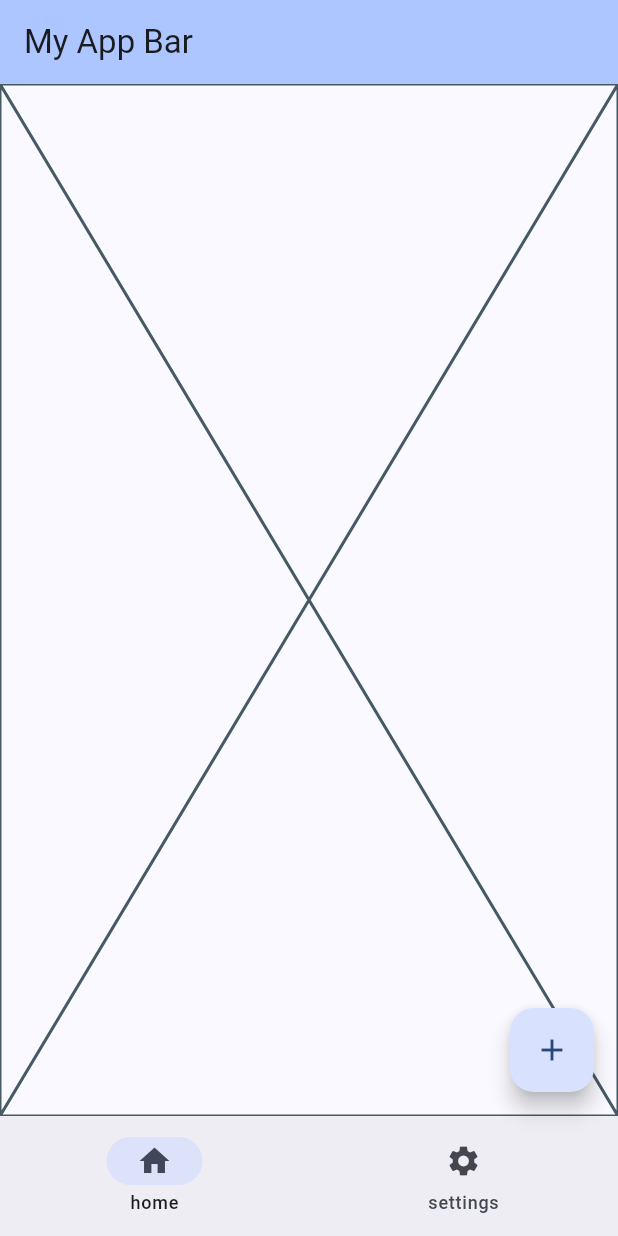
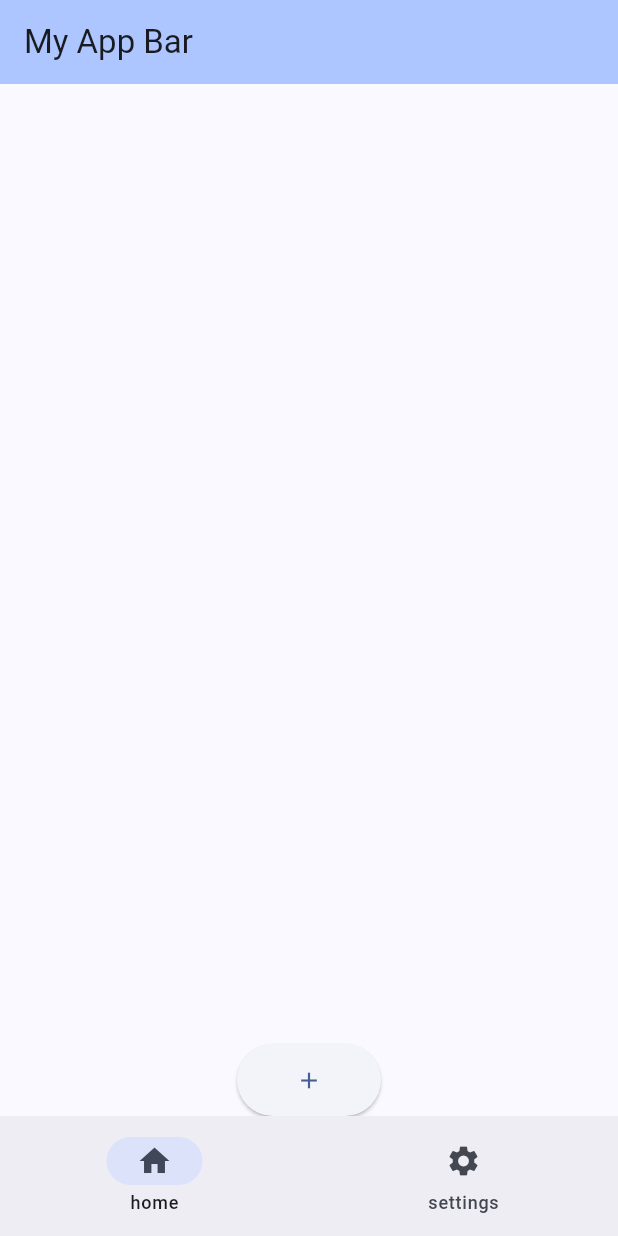
Before and after one commit to wisegriffin/organizador-repertorios, a Flutter app: the screen it shows after launch, after a tap on the "add" icon, on a phone screen of 412 x 824 dp. Run offline on Flutter 3.47's test engine with Material 3 defaults, Android fonts, the light colour scheme and no system bars.

Commit message:
main navigation working

```diff
--- a/lib/lists_page.dart
+++ b/lib/lists_page.dart
@@ -1,11 +1,34 @@
 import 'package:flutter/material.dart';
 
-class ListsPage extends StatelessWidget {
+class ListsPage extends StatefulWidget {
   const ListsPage({super.key});
+
+  @override
+  State<ListsPage> createState() => _ListsPageState();
+}
+
+class _ListsPageState extends State<ListsPage> {
+  var repertories = [];
 
   @override
   Widget build(BuildContext context) {
     // TODO: implement build
-    return Placeholder();
+    return Column(
+      children: [
+        Expanded(child: ListView(children: [
+
+      ],
+    )),
+        ElevatedButton(
+          onPressed: () => print('pressed'),
+          child: Container(
+            child: Padding(
+              padding: const EdgeInsets.all(15.0),
+              child: Icon(Icons.add),
+            ),
+          ),
+        ),
+      ],
+    );
   }
 }
--- a/lib/main_page.dart
+++ b/lib/main_page.dart
@@ -5,41 +5,28 @@ class MainPage extends StatefulWidget {
   const MainPage({super.key});
 
   @override
-  State<StatefulWidget> createState() => _MainPageState();
+  State<MainPage> createState() => _MainPageState();
 }
 
 class _MainPageState extends State<MainPage> {
   int _selectedIndex = 0;
+  final _pages = [ListsPage(), Placeholder()];
+
+  void _navigationBar(int index) {
+    setState(() => _selectedIndex = index);
+  }
 
   @override
   Widget build(BuildContext context) {
-    // TODO implement
-    Widget page;
-    switch (_selectedIndex) {
-      case 0:
-        page = ListsPage();
-        break;
-
-      case 1:
-        page = Placeholder();
-        break;
-
-      default:
-        throw UnimplementedError('No page assigned to this index.');
-    }
-
     return Scaffold(
       appBar: AppBar(
         title: Text('My App Bar'),
         backgroundColor: Theme.of(context).colorScheme.inversePrimary,
       ),
-      body: page,
-      floatingActionButton: FloatingActionButton(
-        onPressed: () => print('pressed'),
-        child: Icon(Icons.add),
-      ),
+      body: _pages[_selectedIndex],
       bottomNavigationBar: NavigationBar(
         selectedIndex: _selectedIndex,
+        onDestinationSelected: _navigationBar,
         destinations: [
           NavigationDestination(icon: Icon(Icons.home), label: 'home'),
           NavigationDestination(icon: Icon(Icons.settings), label: 'settings'),
```
